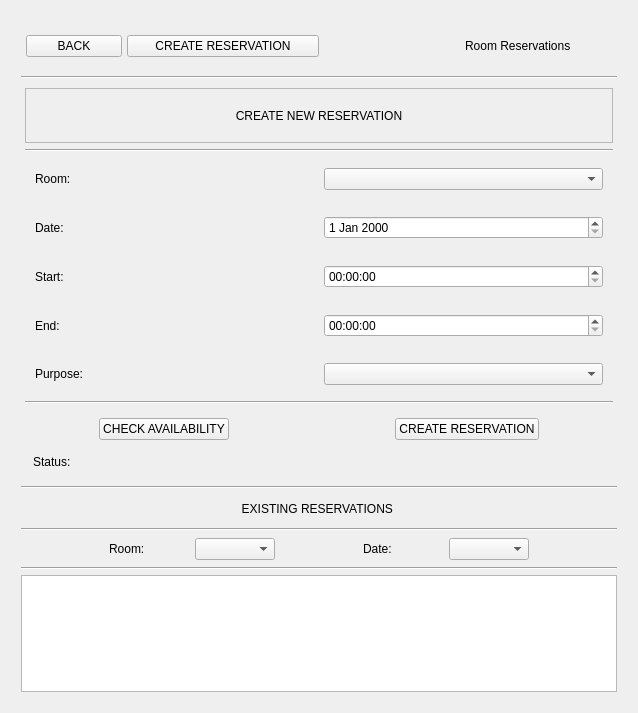
Qt form Application/GUI/UI/Reservation_Management.ui (mcy-e/university-db-project) before a commit.
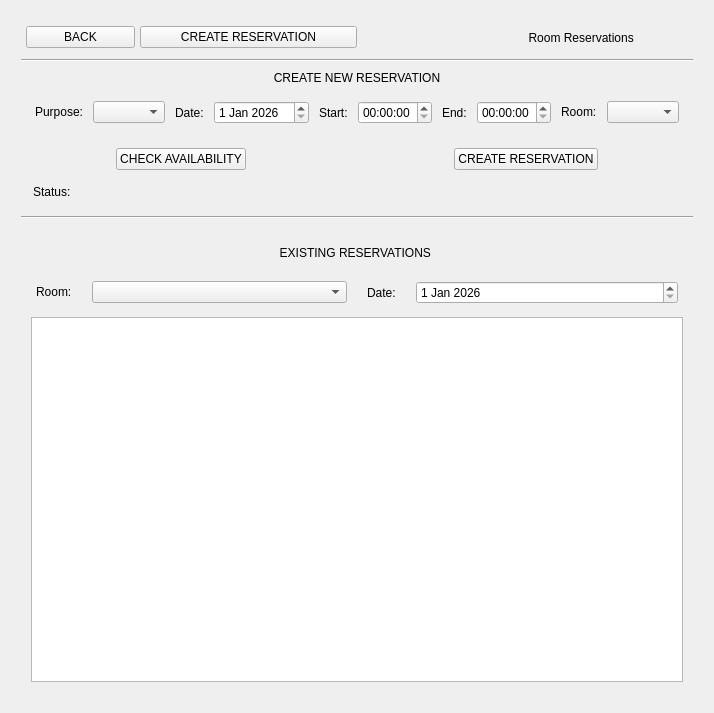
The same form after that commit.

Commit message: [MODIFIED & ADDED] : reservation managment ui file and performance menu ui file

```diff
--- a/Application/GUI/UI/Reservation_Management.ui
+++ b/Application/GUI/UI/Reservation_Management.ui
@@ -15,7 +15,7 @@
   </property>
   <layout class="QVBoxLayout" name="verticalLayout_2">
    <item>
-    <layout class="QVBoxLayout" name="verticalLayout" stretch="1,0,8,0,4">
+    <layout class="QVBoxLayout" name="verticalLayout" stretch="1,0,4,0,14">
      <property name="spacing">
       <number>5</number>
      </property>
@@ -91,14 +91,14 @@
       </layout>
      </item>
      <item>
-      <widget class="Line" name="line">
+      <widget class="Line" name="line_2">
        <property name="orientation">
         <enum>Qt::Horizontal</enum>
        </property>
       </widget>
      </item>
      <item>
-      <layout class="QVBoxLayout" name="middle_layout" stretch="1,20,20,0">
+      <layout class="QVBoxLayout" name="middle_layout" stretch="1,5,5">
        <property name="spacing">
         <number>6</number>
        </property>
@@ -128,7 +128,7 @@
          <item>
           <widget class="QLabel" name="middle_title">
            <property name="frameShape">
-            <enum>QFrame::StyledPanel</enum>
+            <enum>QFrame::NoFrame</enum>
            </property>
            <property name="text">
             <string>CREATE NEW RESERVATION</string>
@@ -141,233 +141,105 @@
         </layout>
        </item>
        <item>
-        <layout class="QVBoxLayout" name="reserv_layout" stretch="1,1,1,1,1,1">
+        <layout class="QHBoxLayout" name="creation_lyout" stretch="0,0,0,0,0">
+         <property name="spacing">
+          <number>10</number>
+         </property>
+         <property name="leftMargin">
+          <number>10</number>
+         </property>
+         <property name="topMargin">
+          <number>10</number>
+         </property>
+         <property name="rightMargin">
+          <number>10</number>
+         </property>
+         <property name="bottomMargin">
+          <number>10</number>
+         </property>
          <item>
-          <widget class="Line" name="line_2">
-           <property name="orientation">
-            <enum>Qt::Horizontal</enum>
-           </property>
-          </widget>
-         </item>
-         <item>
-          <layout class="QHBoxLayout" name="room_layout" stretch="1,4,5">
-           <property name="spacing">
-            <number>10</number>
-           </property>
-           <property name="leftMargin">
-            <number>10</number>
-           </property>
-           <property name="topMargin">
-            <number>10</number>
-           </property>
-           <property name="rightMargin">
-            <number>10</number>
-           </property>
-           <property name="bottomMargin">
-            <number>10</number>
-           </property>
-           <item>
-            <widget class="QLabel" name="room_label_middle">
+          <layout class="QFormLayout" name="purpose_layout">
+           <item row="0" column="0">
+            <widget class="QLabel" name="purpose_label">
              <property name="text">
-              <string>Room:</string>
+              <string>Purpose:</string>
              </property>
             </widget>
            </item>
-           <item>
-            <spacer name="horizontalSpacer_6">
-             <property name="orientation">
-              <enum>Qt::Horizontal</enum>
-             </property>
-             <property name="sizeHint" stdset="0">
-              <size>
-               <width>40</width>
-               <height>20</height>
-              </size>
-             </property>
-            </spacer>
-           </item>
-           <item>
-            <widget class="QComboBox" name="room_selection"/>
+           <item row="0" column="1">
+            <widget class="QComboBox" name="purpose_selection"/>
            </item>
           </layout>
          </item>
          <item>
-          <layout class="QHBoxLayout" name="date_layout" stretch="1,4,5">
-           <property name="spacing">
-            <number>10</number>
-           </property>
-           <property name="leftMargin">
-            <number>10</number>
-           </property>
-           <property name="topMargin">
-            <number>10</number>
-           </property>
-           <property name="rightMargin">
-            <number>10</number>
-           </property>
-           <property name="bottomMargin">
-            <number>10</number>
-           </property>
-           <item>
-            <widget class="QLabel" name="date_label_middle">
+          <layout class="QFormLayout" name="date_layout">
+           <item row="0" column="0">
+            <widget class="QLabel" name="date_label_2">
              <property name="text">
               <string>Date:</string>
              </property>
             </widget>
            </item>
-           <item>
-            <spacer name="horizontalSpacer_7">
-             <property name="orientation">
-              <enum>Qt::Horizontal</enum>
+           <item row="0" column="1">
+            <widget class="QDateEdit" name="date_edit">
+             <property name="dateTime">
+              <datetime>
+               <hour>0</hour>
+               <minute>0</minute>
+               <second>0</second>
+               <year>2026</year>
+               <month>1</month>
+               <day>1</day>
+              </datetime>
              </property>
-             <property name="sizeHint" stdset="0">
-              <size>
-               <width>40</width>
-               <height>20</height>
-              </size>
-             </property>
-            </spacer>
-           </item>
-           <item>
-            <widget class="QDateEdit" name="dateEdit"/>
+            </widget>
            </item>
           </layout>
          </item>
          <item>
-          <layout class="QHBoxLayout" name="start_layout" stretch="1,4,5">
-           <property name="spacing">
-            <number>10</number>
-           </property>
-           <property name="leftMargin">
-            <number>10</number>
-           </property>
-           <property name="topMargin">
-            <number>10</number>
-           </property>
-           <property name="rightMargin">
-            <number>10</number>
-           </property>
-           <property name="bottomMargin">
-            <number>10</number>
-           </property>
-           <item>
+          <layout class="QFormLayout" name="start_layout">
+           <item row="0" column="0">
             <widget class="QLabel" name="start_label">
              <property name="text">
               <string>Start:</string>
              </property>
             </widget>
            </item>
-           <item>
-            <spacer name="horizontalSpacer_8">
-             <property name="orientation">
-              <enum>Qt::Horizontal</enum>
-             </property>
-             <property name="sizeHint" stdset="0">
-              <size>
-               <width>40</width>
-               <height>20</height>
-              </size>
-             </property>
-            </spacer>
-           </item>
-           <item>
-            <widget class="QTimeEdit" name="start_time_edit"/>
+           <item row="0" column="1">
+            <widget class="QTimeEdit" name="start_edit"/>
            </item>
           </layout>
          </item>
          <item>
-          <layout class="QHBoxLayout" name="end_layout" stretch="1,4,5">
-           <property name="spacing">
-            <number>10</number>
-           </property>
-           <property name="leftMargin">
-            <number>10</number>
-           </property>
-           <property name="topMargin">
-            <number>10</number>
-           </property>
-           <property name="rightMargin">
-            <number>10</number>
-           </property>
-           <property name="bottomMargin">
-            <number>10</number>
-           </property>
-           <item>
+          <layout class="QFormLayout" name="end_layout">
+           <item row="0" column="0">
             <widget class="QLabel" name="end_label">
              <property name="text">
               <string>End:</string>
              </property>
             </widget>
            </item>
-           <item>
-            <spacer name="horizontalSpacer_9">
-             <property name="orientation">
-              <enum>Qt::Horizontal</enum>
-             </property>
-             <property name="sizeHint" stdset="0">
-              <size>
-               <width>40</width>
-               <height>20</height>
-              </size>
-             </property>
-            </spacer>
-           </item>
-           <item>
-            <widget class="QTimeEdit" name="timeEdit"/>
+           <item row="0" column="1">
+            <widget class="QTimeEdit" name="end_edit"/>
            </item>
           </layout>
          </item>
          <item>
-          <layout class="QHBoxLayout" name="purpose_layout" stretch="1,4,5">
-           <property name="spacing">
-            <number>10</number>
-           </property>
-           <property name="leftMargin">
-            <number>10</number>
-           </property>
-           <property name="topMargin">
-            <number>10</number>
-           </property>
-           <property name="rightMargin">
-            <number>10</number>
-           </property>
-           <property name="bottomMargin">
-            <number>10</number>
-           </property>
-           <item>
-            <widget class="QLabel" name="purpose_label">
+          <layout class="QFormLayout" name="room_layout">
+           <item row="0" column="0">
+            <widget class="QLabel" name="room_label_2">
              <property name="text">
-              <string>Purpose:</string>
+              <string>Room:</string>
              </property>
             </widget>
            </item>
-           <item>
-            <spacer name="horizontalSpacer_10">
-             <property name="orientation">
-              <enum>Qt::Horizontal</enum>
-             </property>
-             <property name="sizeHint" stdset="0">
-              <size>
-               <width>40</width>
-               <height>20</height>
-              </size>
-             </property>
-            </spacer>
-           </item>
-           <item>
-            <widget class="QComboBox" name="purpose_selection"/>
+           <item row="0" column="1">
+            <widget class="QComboBox" name="room_selection"/>
            </item>
           </layout>
          </item>
         </layout>
        </item>
-       <item>
-        <widget class="Line" name="line_3">
-         <property name="orientation">
-          <enum>Qt::Horizontal</enum>
-         </property>
-        </widget>
-       </item>
        <item>
         <layout class="QVBoxLayout" name="buttons_status_layout" stretch="1,1">
          <property name="spacing">
@@ -506,14 +378,29 @@
       </layout>
      </item>
      <item>
-      <widget class="Line" name="line_7">
+      <widget class="Line" name="line">
        <property name="orientation">
         <enum>Qt::Horizontal</enum>
        </property>
       </widget>
      </item>
      <item>
-      <layout class="QVBoxLayout" name="bottom_layout" stretch="1,0,1,0,4">
+      <layout class="QVBoxLayout" name="bottom_layout" stretch="1,1,10">
+       <property name="spacing">
+        <number>5</number>
+       </property>
+       <property name="leftMargin">
+        <number>10</number>
+       </property>
+       <property name="topMargin">
+        <number>10</number>
+       </property>
+       <property name="rightMargin">
+        <number>10</number>
+       </property>
+       <property name="bottomMargin">
+        <number>10</number>
+       </property>
        <item>
         <widget class="QLabel" name="bottom_title">
          <property name="frameShape">
@@ -528,119 +415,63 @@
         </widget>
        </item>
        <item>
-        <widget class="Line" name="line_5">
-         <property name="orientation">
-          <enum>Qt::Horizontal</enum>
-         </property>
-        </widget>
-       </item>
-       <item>
-        <layout class="QHBoxLayout" name="filter_container" stretch="1,2,1,2,1">
+        <layout class="QHBoxLayout" name="filter_container" stretch="0,0">
          <property name="spacing">
-          <number>5</number>
+          <number>20</number>
          </property>
          <property name="leftMargin">
           <number>5</number>
          </property>
          <property name="topMargin">
-          <number>2</number>
+          <number>5</number>
          </property>
          <property name="rightMargin">
           <number>5</number>
          </property>
          <property name="bottomMargin">
-          <number>2</number>
+          <number>5</number>
          </property>
          <item>
-          <spacer name="horizontalSpacer_5">
-           <property name="orientation">
-            <enum>Qt::Horizontal</enum>
-           </property>
-           <property name="sizeHint" stdset="0">
-            <size>
-             <width>40</width>
-             <height>20</height>
-            </size>
-           </property>
-          </spacer>
-         </item>
-         <item>
-          <layout class="QHBoxLayout" name="filter_room">
-           <item>
-            <widget class="QLabel" name="room_label">
-             <property name="frameShape">
-              <enum>QFrame::NoFrame</enum>
-             </property>
+          <layout class="QFormLayout" name="filter_room">
+           <item row="0" column="0">
+            <widget class="QLabel" name="room_filter_label">
              <property name="text">
               <string>Room:</string>
              </property>
             </widget>
            </item>
-           <item>
-            <widget class="QComboBox" name="room_filter">
-             <property name="editable">
-              <bool>false</bool>
-             </property>
-             <property name="placeholderText">
-              <string>ALL</string>
-             </property>
-            </widget>
+           <item row="0" column="1">
+            <widget class="QComboBox" name="room_filter_selection"/>
            </item>
           </layout>
          </item>
          <item>
-          <spacer name="horizontalSpacer_4">
-           <property name="orientation">
-            <enum>Qt::Horizontal</enum>
-           </property>
-           <property name="sizeHint" stdset="0">
-            <size>
-             <width>40</width>
-             <height>20</height>
-            </size>
-           </property>
-          </spacer>
-         </item>
-         <item>
-          <layout class="QHBoxLayout" name="filter_date">
-           <item>
-            <widget class="QLabel" name="date_label">
+          <layout class="QFormLayout" name="filter_date">
+           <item row="0" column="0">
+            <widget class="QLabel" name="date_filter_label">
              <property name="text">
               <string>Date:</string>
              </property>
             </widget>
            </item>
-           <item>
-            <widget class="QComboBox" name="date_filter">
-             <property name="placeholderText">
-              <string>Today</string>
+           <item row="0" column="1">
+            <widget class="QDateEdit" name="date_edit_filter">
+             <property name="dateTime">
+              <datetime>
+               <hour>0</hour>
+               <minute>0</minute>
+               <second>0</second>
+               <year>2026</year>
+               <month>1</month>
+               <day>1</day>
+              </datetime>
              </property>
             </widget>
            </item>
           </layout>
          </item>
-         <item>
-          <spacer name="horizontalSpacer_3">
-           <property name="orientation">
-            <enum>Qt::Horizontal</enum>
-           </property>
-           <property name="sizeHint" stdset="0">
-            <size>
-             <width>40</width>
-             <height>20</height>
-            </size>
-           </property>
-          </spacer>
-         </item>
         </layout>
        </item>
-       <item>
-        <widget class="Line" name="line_6">
-         <property name="orientation">
-          <enum>Qt::Horizontal</enum>
-         </property>
-        </widget>
-       </item>
        <item>
         <widget class="QTableWidget" name="table">
          <property name="verticalScrollBarPolicy">
```
Left out of the diff: 2 changed lines with no effect on the pictures. The commit also changes 1 other file.
